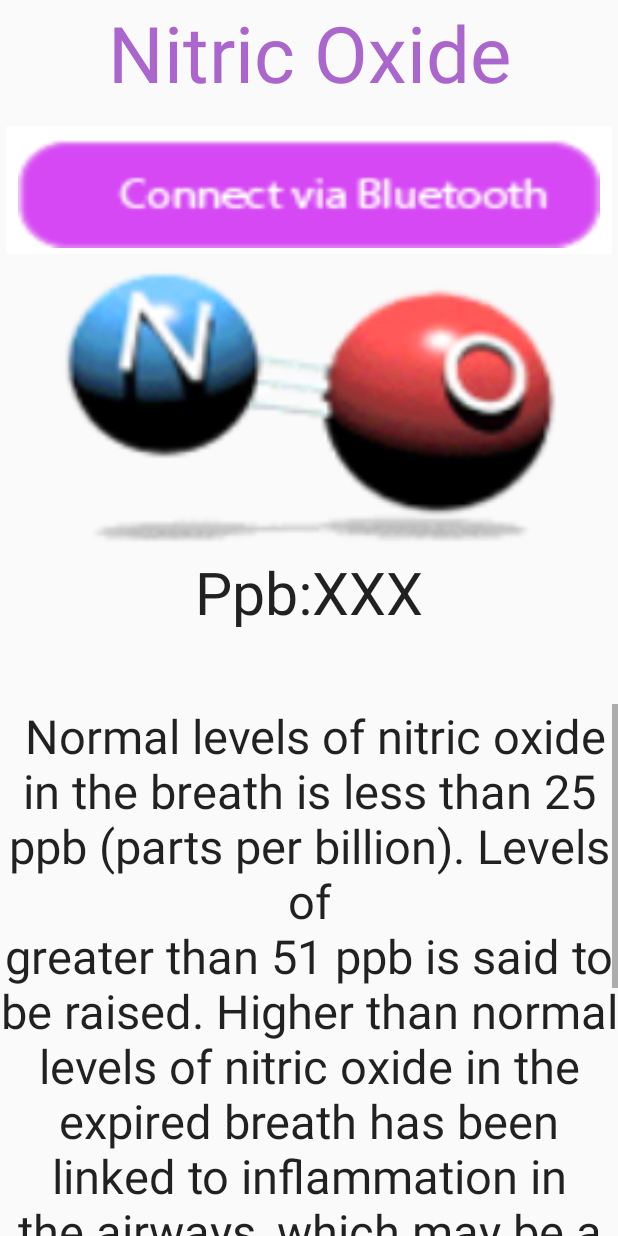
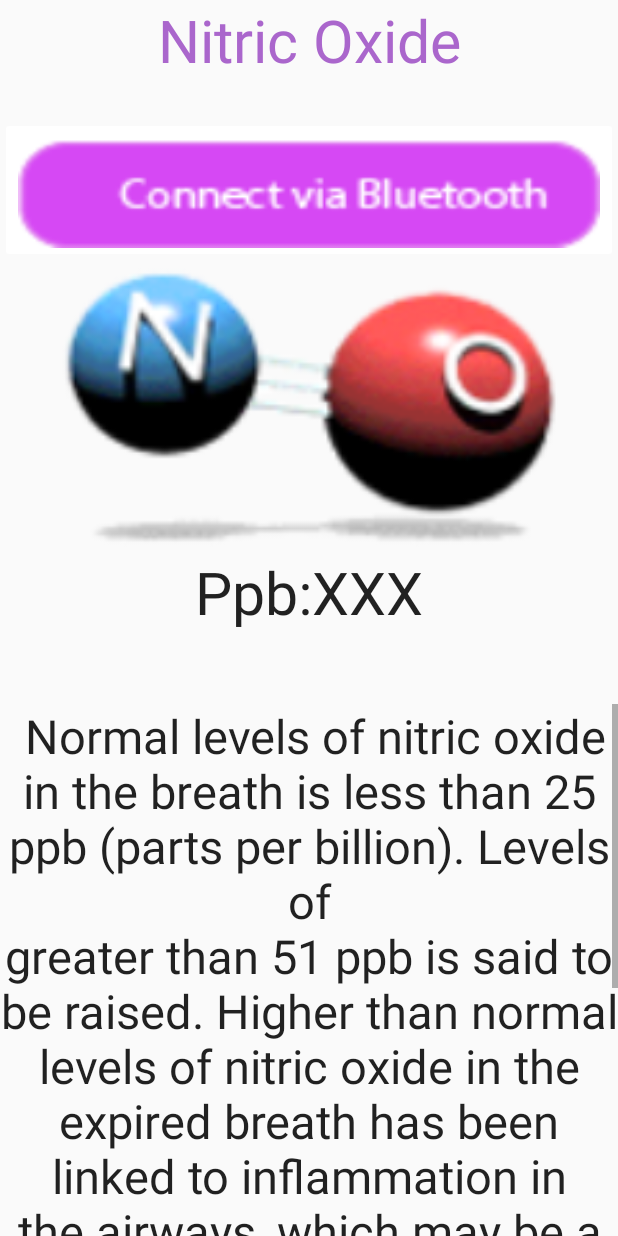
Before and after one commit to jg3215/SENSEiTshare, an Android app: the no2button screen opened directly, with no data from a screen before it, on a phone screen of 412 x 824 dp. Run offline under Robolectric (Android 15) with nearby library versions, the phone set to English and light mode, and no system bars; our stand-ins replace sdp/ssp sizes.

Commit message:
Changed font size NO2

```diff
--- a/SenseiT/app/src/main/res/layout/no2button.xml
+++ b/SenseiT/app/src/main/res/layout/no2button.xml
@@ -21,7 +21,7 @@
             android:textAlignment="center"
             android:textAppearance="@style/TextAppearance.AppCompat"
             android:textColor="@android:color/holo_purple"
-            android:textSize="@dimen/_40ssp"
+            android:textSize="@dimen/_30ssp"
             android:visibility="visible" />
 
     </LinearLayout>
```
